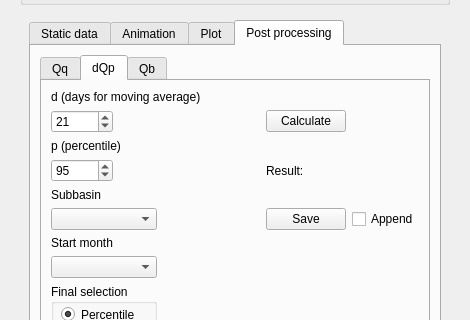
swat-model/QSWATPlus, file QSWATPlus/ui_visualise.ui: the form before one commit; both pictures show x 0 to 470 and y 187 to 507 of the 470 by 655 pixel window.
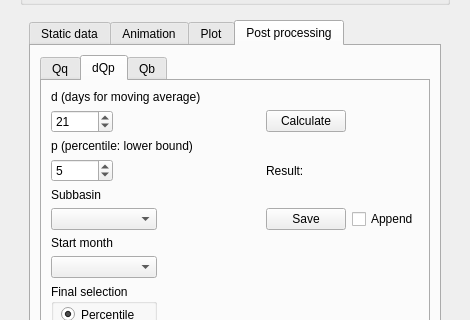
The form after the commit. The open tabs and pages were chosen to show the change. Icons and pictures are not drawn.

```diff
--- a/QSWATPlus/ui_visualise.ui
+++ b/QSWATPlus/ui_visualise.ui
@@ -1126,13 +1126,6 @@
                    </property>
                   </widget>
                  </item>
-                 <item row="2" column="0" colspan="3">
-                  <widget class="QLabel" name="label_19">
-                   <property name="text">
-                    <string>p (percentile)</string>
-                   </property>
-                  </widget>
-                 </item>
                  <item row="3" column="0">
                   <widget class="QSpinBox" name="dQpSpinP">
                    <property name="toolTip">
@@ -1147,7 +1140,7 @@
                     <number>100</number>
                    </property>
                    <property name="value">
-                    <number>95</number>
+                    <number>5</number>
                    </property>
                   </widget>
                  </item>
@@ -1286,6 +1279,13 @@
                    </widget>
                   </widget>
                  </item>
+                 <item row="2" column="0" colspan="5">
+                  <widget class="QLabel" name="label_19">
+                   <property name="text">
+                    <string>p (percentile: lower bound)</string>
+                   </property>
+                  </widget>
+                 </item>
                 </layout>
                </widget>
                <widget class="QWidget" name="tab_5">
```
Left out of the diff: 22 changed lines with no effect on the pictures.
